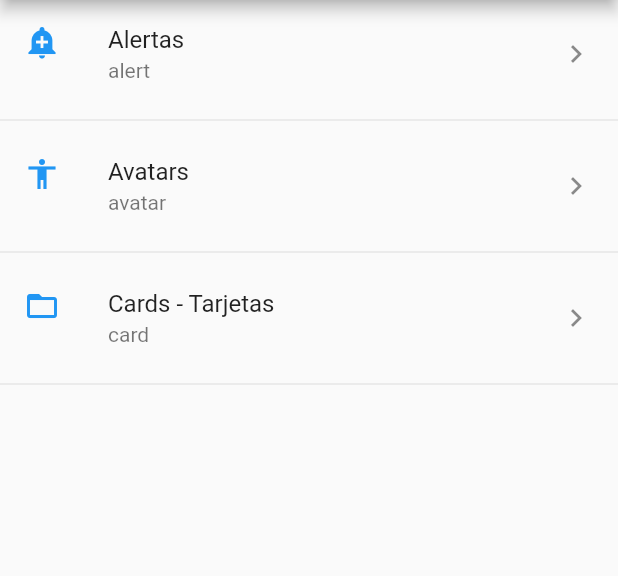
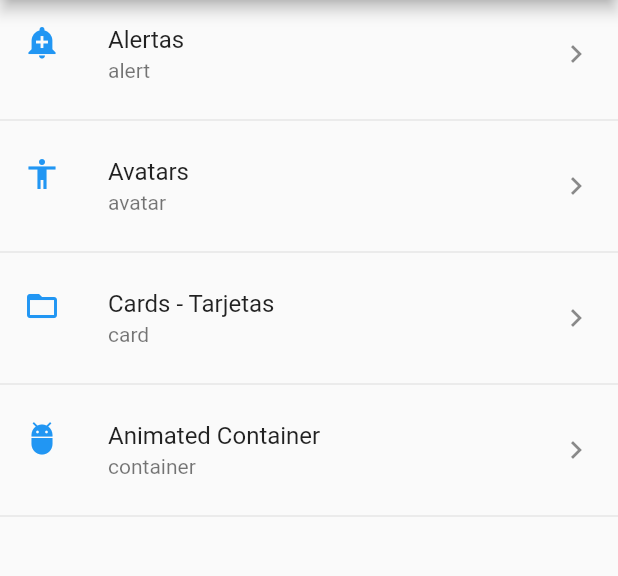
Before and after one commit to SPablo2191/LaboratoryOfComponents, a Flutter app: the screen it shows after launch, on a phone screen of 412 x 824 dp, the part 84-660 px from its top. Run offline on Flutter 3.47's test engine with Material 2 defaults, Android fonts, the phone set to English and light mode, and no system bars.

Commit message:
feat: animated container page added

```diff
--- a/data/menu_opts.json
+++ b/data/menu_opts.json
@@ -15,6 +15,11 @@
       "ruta": "card",
       "icon": "folder_open",
       "texto": "Cards - Tarjetas"
+    },
+    {
+      "ruta": "container",
+      "icon": "adb_outlined",
+      "texto": "Animated Container"
     }
   ]
 }
--- a/lib/src/routes/routes.dart
+++ b/lib/src/routes/routes.dart
@@ -1,3 +1,4 @@
+import 'package:components_lab/src/pages/animated_container_page.dart';
 import 'package:flutter/material.dart';
 
 import '../pages/alert_page.dart';
@@ -10,6 +11,7 @@ Map<String, WidgetBuilder> getRoutes() {
     '/': (BuildContext context) => HomePage(),
     'alert': (BuildContext context) => AlertPage(),
     'avatar': (BuildContext context) => AvatarPage(),
-    'card': (BuildContext context) => CardPage()
+    'card': (BuildContext context) => CardPage(),
+    'container': (context) => AnimatedContainerPage()
   };
 }
--- a/lib/src/utils/icon_string_util.dart
+++ b/lib/src/utils/icon_string_util.dart
@@ -4,7 +4,11 @@ final _icons = <String, IconData>{
   'folder_open': Icons.folder_open,
   'add_alert': Icons.add_alert,
   'accessibility': Icons.accessibility,
+  'adb_outlined': Icons.adb_outlined
 };
 Icon getIcon(String iconName) {
-  return Icon(_icons[iconName], color: Colors.blue,);
+  return Icon(
+    _icons[iconName],
+    color: Colors.blue,
+  );
 }
```
Also changed, not shown: lib/src/pages/animated_container_page.dart (added, +19 -0 lines).
